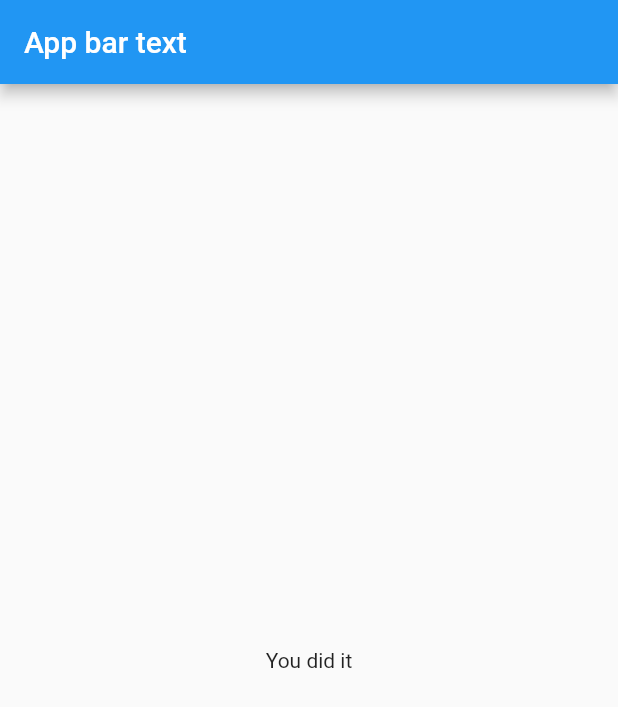
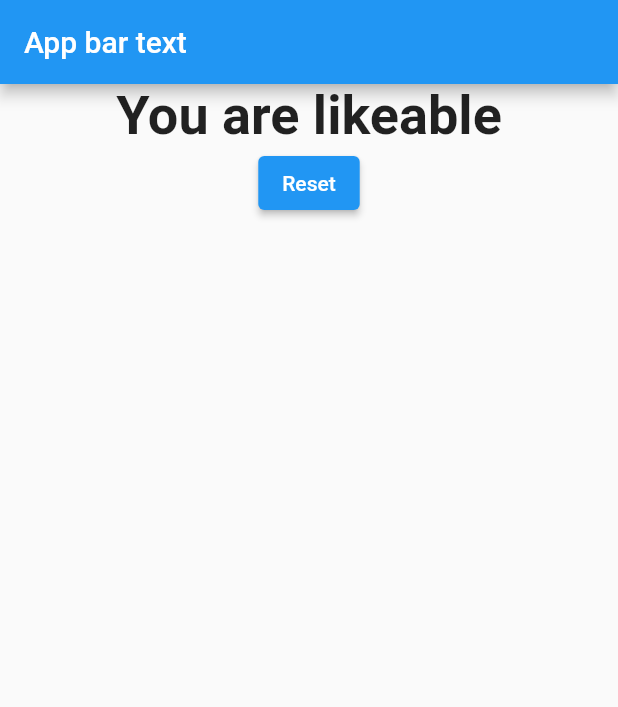
Before and after one commit to agolovanov-sharp/flutter_starter_guide, a Flutter app: the screen it shows after launch, after a tap on "Red", after a tap on "Cat", on a phone screen of 412 x 824 dp. Shown: the top 707 px of the screen. Run offline on Flutter 3.47's test engine with Material 2 defaults, Android fonts, the light colour scheme and no system bars.

Commit message:
splitting to widgets

```diff
--- a/lib/main.dart
+++ b/lib/main.dart
@@ -1,6 +1,7 @@
 import 'package:flutter/material.dart';
-import './question.dart';
-import './answer.dart';
+import 'package:flutter_starter_guide/result.dart';
+
+import './quiz.dart';
 
 // void main(List<String> args) {
 //   runApp(MainApp());
@@ -17,23 +18,39 @@
 
 class _MainAppState extends State<MainApp> {
   var _questionIndex = 0;
+  var _totalScore = 0;
 
-  final questions = const [
+  final _questions = const [
     {
       'text': 'What\'s you favorite color?',
-      'answers': ['Red', 'Black', 'Green']
+      'answers': [
+        {'text': 'Red', 'score': 5},
+        {'text': 'Green', 'score': 5},
+        {'text': 'Blue', 'score': 55}
+      ]
     },
     {
       'text': 'What\'s you favorite animal?',
-      'answers': ['Rabbit', 'Cat', 'Dog']
+      'answers': [
+        {'text': 'Rabbit', 'score': 15},
+        {'text': 'Cat', 'score': 25},
+        {'text': 'Dog', 'score': 34}
+      ]
     },
   ];
 
-  void _answerChoosen() {
+  void _answerChoosen(int score) {
     setState(() {
       _questionIndex += 1;
     });
-    print('Answer choosen');
+    _totalScore += score;
+  }
+
+  void _resetQuiz() {
+    setState(() {
+      _questionIndex = 0;
+      _totalScore = 0;
+    });
   }
 
   @override
@@ -43,14 +60,11 @@
         appBar: AppBar(
           title: Text('App bar text'),
         ),
-        body: _questionIndex < questions.length
-            ? Column(children: <Widget>[
-                Question(questions[_questionIndex]['text'] as String),
-                ...(questions[_questionIndex]['answers'] as List<String>)
-                    .map((e) => Answer(_answerChoosen, e))
-              ])
-            : Center(
-                child: Text('You did it'),
+        body: _questionIndex < _questions.length
+            ? Quiz(_questions[_questionIndex], _answerChoosen)
+            : Result(
+                resultScore: _totalScore,
+                onReset: _resetQuiz,
               ),
       ),
     );
--- /dev/null
+++ b/lib/quiz.dart
@@ -0,0 +1,20 @@
+import 'package:flutter/material.dart';
+import 'package:flutter_starter_guide/question.dart';
+
+import 'answer.dart';
+
+class Quiz extends StatelessWidget {
+  final Map<String, Object> questionInfo;
+  final Function answerChoosen;
+
+  const Quiz(this.questionInfo, this.answerChoosen);
+
+  @override
+  Widget build(BuildContext context) {
+    return Column(children: <Widget>[
+      Question(questionInfo['text'] as String),
+      ...(questionInfo['answers'] as List<Map<String, Object>>).map(
+          (e) => Answer(() => answerChoosen(e['score']), e['text'] as String))
+    ]);
+  }
+}
--- /dev/null
+++ b/lib/result.dart
@@ -0,0 +1,43 @@
+import 'package:flutter/src/foundation/key.dart';
+import 'package:flutter/material.dart';
+
+class Result extends StatelessWidget {
+  final int resultScore;
+  final VoidCallback onReset;
+
+  const Result({Key? key, required this.resultScore, required this.onReset})
+      : super(key: key);
+
+  String get resultPhrase {
+    var resultText = 'You did it!';
+
+    if (resultScore <= 8) {
+      resultText = 'You are awesome';
+    } else {
+      resultText = 'You are likeable';
+    }
+
+    return resultText;
+  }
+
+  @override
+  Widget build(BuildContext context) {
+    return Center(
+      child: Column(
+        children: [
+          Text(
+            resultPhrase,
+            style: TextStyle(fontSize: 36, fontWeight: FontWeight.bold),
+          ),
+          ElevatedButton(
+            child: Text('Reset'),
+            style: ButtonStyle(
+                backgroundColor: MaterialStateProperty.all(Colors.blue),
+                foregroundColor: MaterialStateProperty.all(Colors.white)),
+            onPressed: onReset,
+          )
+        ],
+      ),
+    );
+  }
+}
```
